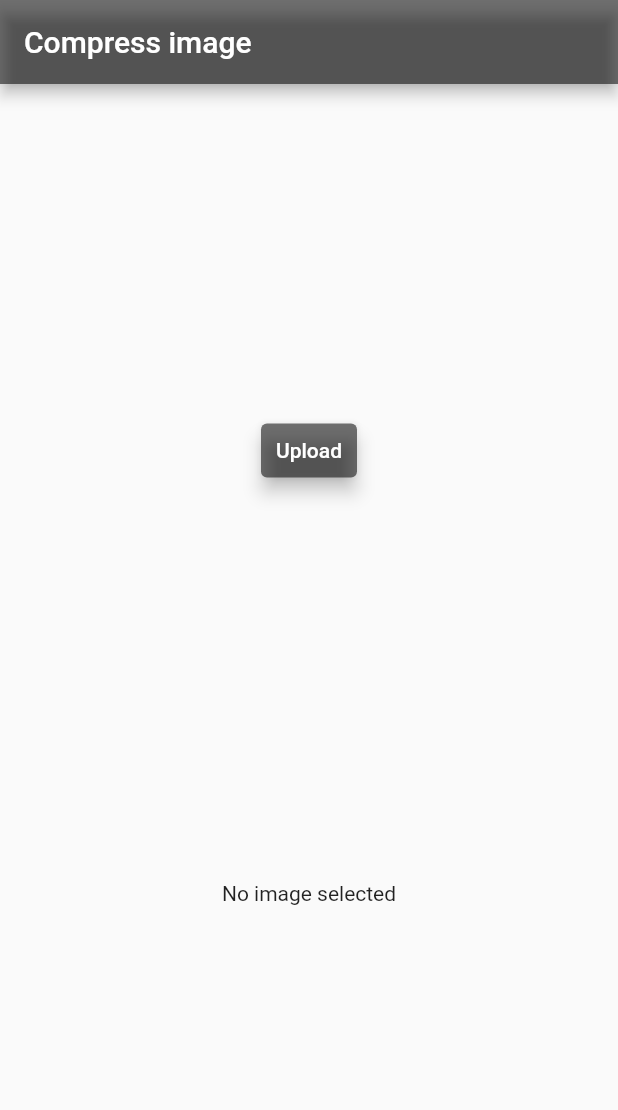
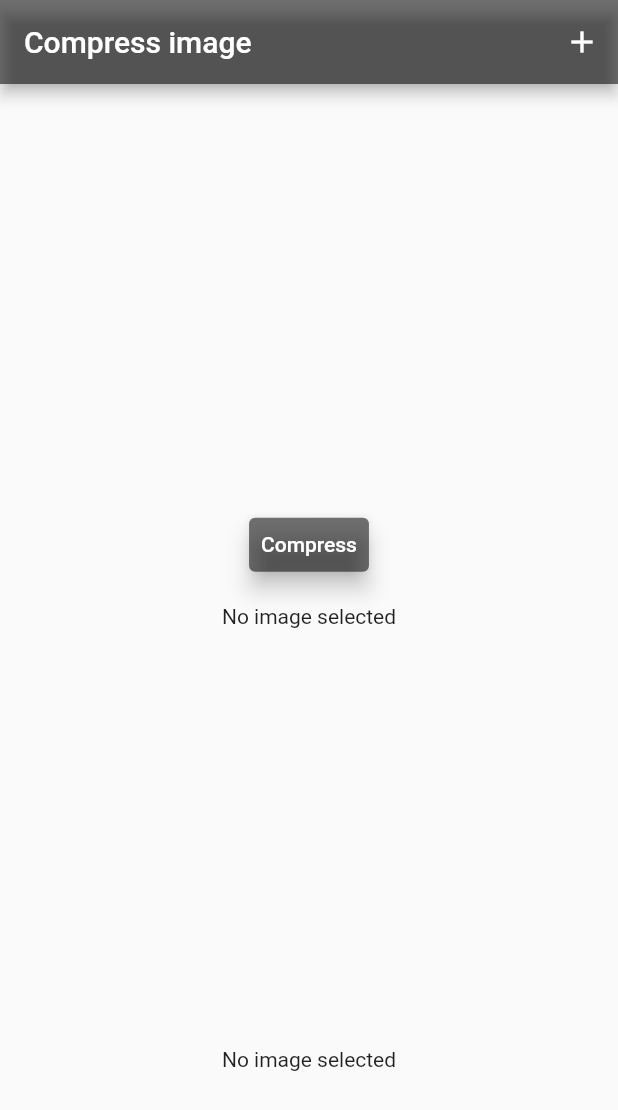
Before and after one commit to Alpha17-2/compress_image_in_flutter, a Flutter app: the screen it shows after launch, on a phone screen of 412 x 824 dp. Shown: the top 1110 px of the screen. Run offline on Flutter 3.47's test engine with Material 2 defaults, Android fonts, the phone set to English and light mode, and no system bars; our stand-ins replace flutter_image_compress, image_picker.

Commit message:
Image compressed

```diff
--- a/lib/homescreen.dart
+++ b/lib/homescreen.dart
@@ -2,6 +2,7 @@ import 'dart:io';
 import 'package:flutter_image_compress/flutter_image_compress.dart';
 import 'package:flutter/material.dart';
 import 'package:image_picker/image_picker.dart';
+import 'package:path_provider/path_provider.dart' as path_provider;
 
 import 'main.dart';
 
@@ -14,8 +15,10 @@ class homescreen extends StatefulWidget {
 
 class _homescreenState extends State<homescreen> {
   File? _imageFile;
+  File? compressFile;
   final picker = ImagePicker();
   int sizeOfOriginalImage = 0;
+  int sizeOfCompressedFile = 0;
 
   @override
   Widget build(BuildContext context) {
@@ -35,29 +38,29 @@ class _homescreenState extends State<homescreen> {
           style: TextStyle(color: Colors.white),
         ),
         backgroundColor: Colors.black54,
+        actions: [
+          IconButton(
+              onPressed: () {
+                pickImage().then((value) async {
+                  var size = await _imageFile!.length();
+                  setState(() {
+                    sizeOfOriginalImage = size;
+                  });
+                });
+              },
+              icon: const Icon(Icons.add))
+        ],
       ),
       body: Container(
         height: displayHeight(context),
         width: displayWidth(context),
+        child: Padding(
+          padding: const EdgeInsets.only(top: 20.0),
+          child: SingleChildScrollView(
             child: Column(
               mainAxisAlignment: MainAxisAlignment.center,
               crossAxisAlignment: CrossAxisAlignment.center,
               children: [
-            TextButton(
-              style: ButtonStyle(
-                  elevation: MaterialStateProperty.all(5),
-                  backgroundColor: MaterialStateProperty.all(Colors.black54)),
-              child: const Text(
-                'Upload',
-                style: TextStyle(color: Colors.white),
-              ),
-              onPressed: () {
-                pickImage().then((value) async {
-                  sizeOfOriginalImage = await _imageFile!.length();
-                  print(sizeOfOriginalImage);
-                });
-              },
-            ),
                 SizedBox(
                   height: displayHeight(context) * 0.3,
                   width: displayWidth(context) * 0.5,
@@ -68,13 +71,67 @@ class _homescreenState extends State<homescreen> {
                         )
                       : null,
                 ),
-            const Opacity(opacity: 0,child: Divider()),
+                const Opacity(opacity: 0, child: Divider()),
+                TextButton(
+                  style: ButtonStyle(
+                      elevation: MaterialStateProperty.all(6.0),
+                      backgroundColor:
+                          MaterialStateProperty.all(Colors.black54)),
+                  child: const Text(
+                    'Compress',
+                    style: TextStyle(color: Colors.white),
+                  ),
+                  onPressed: () async {
+                    final dir = await path_provider.getTemporaryDirectory();
+                    final tp = dir.absolute.path + "/temp.jpg";
+                    var compressedFile =
+                        await testCompressAndGetFile(_imageFile!, tp);
+                    int tempSize = await compressedFile.length();
+                    setState(() {
+                      compressFile = compressedFile;
+                      sizeOfCompressedFile = tempSize;
+                    });
+                  },
+                ),
+                const Opacity(opacity: 0, child: Divider()),
                 (_imageFile != null
-                ? (Text('Size of original image : $sizeOfOriginalImage bytes'))
+                    ? (Text(
+                        'Size of original image : $sizeOfOriginalImage bytes'))
+                    : const Text('No image selected')),
+                    const Opacity(opacity: 0, child: Divider()),
+                SizedBox(
+                  height: displayHeight(context) * 0.3,
+                  width: displayWidth(context) * 0.5,
+                  child: (compressFile != null)
+                      ? Image.file(
+                          compressFile!,
+                          fit: BoxFit.fill,
+                        )
+                      : null,
+                ),
+                const Opacity(opacity: 0, child: Divider()),
+                (compressFile != null
+                    ? (Text(
+                        'Size of Compressed image : $sizeOfCompressedFile bytes'))
                     : const Text('No image selected')),
               ],
+            ),
+          ),
         ),
       ),
     );
   }
 }
+
+Future<File> testCompressAndGetFile(File file, String targetPath) async {
+  print('reached');
+  var result = await FlutterImageCompress.compressAndGetFile(
+    file.absolute.path,
+    targetPath,
+    quality: 15,
+    //rotate: 90,
+  );
+  //print(result!.lengthSync());
+
+  return result!;
+}
--- a/pubspec.yaml
+++ b/pubspec.yaml
@@ -31,6 +31,7 @@ dependencies:
     sdk: flutter
   image_picker: ^0.8.4+4
   flutter_image_compress: ^1.1.0
+  path_provider: ^2.0.7
 
 
   # The following adds the Cupertino Icons font to your application.
```
Also changed, not shown: pubspec.lock. Lines whose indentation alone changed are shown as unchanged.
